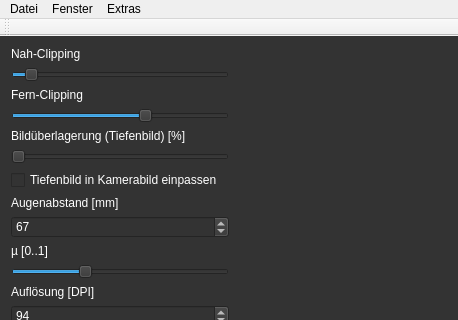
Old version of the form mainwindow.ui in the repository 607011/bineqt; both pictures show x 0 to 458 and y 0 to 320 of the 458 by 568 pixel window.
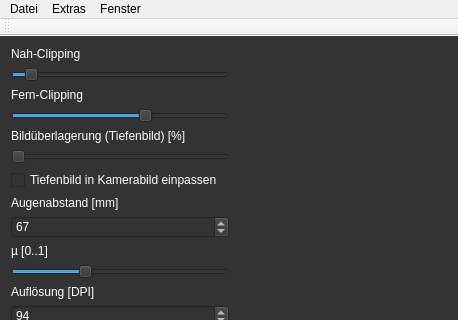
New version of the form.

```diff
--- a/mainwindow.ui
+++ b/mainwindow.ui
@@ -378,8 +378,8 @@
     <addaction name="actionResetFileSequenceCounter"/>
    </widget>
    <addaction name="menu_File"/>
-   <addaction name="menuWindow"/>
    <addaction name="menuExtras"/>
+   <addaction name="menuWindow"/>
   </widget>
   <widget class="QToolBar" name="mainToolBar">
    <attribute name="toolBarArea">
```
Left out of the diff: 20 changed lines with no effect on the pictures.
